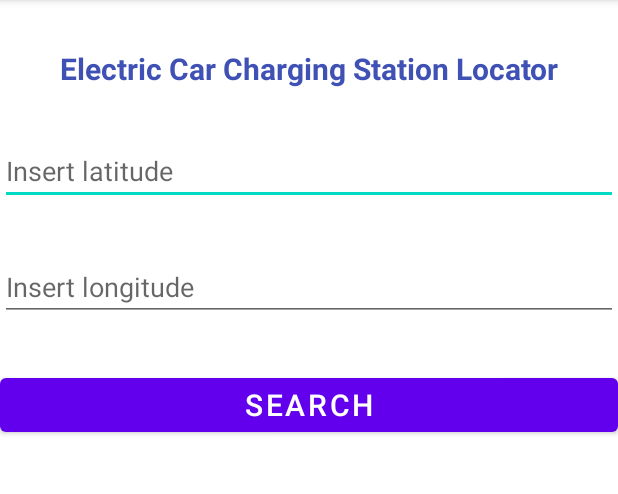
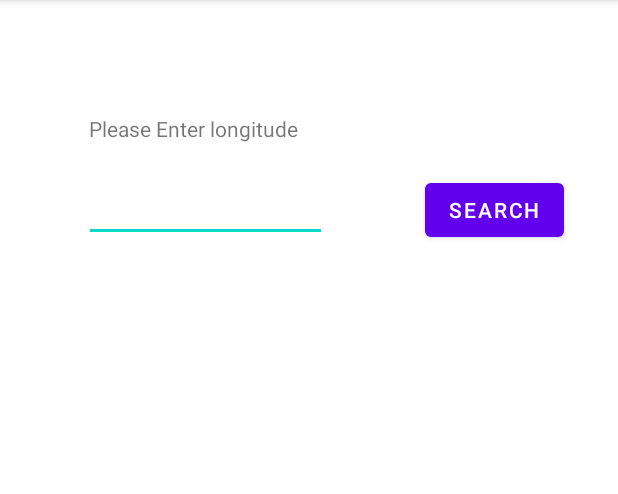
Before and after one commit to chaohao1214/GroupProject, an Android app: the screen it shows after launch (CarCharging before the commit, SearchStation after it), after a tap on "ELECTRIC CAR CHARGING", on a phone screen of 412 x 824 dp, the part 84-578 px from its top. Run offline under Robolectric (Android 15) with nearby library versions, the phone set to English and light mode, and no system bars.

Commit message:
"Commit # 3 Milestone 1 achieved - Modified the recycler view - added 1 toast, 1 Snackbar and 1 AlertDialog

```diff
--- a/app/src/main/AndroidManifest.xml
+++ b/app/src/main/AndroidManifest.xml
@@ -9,9 +9,7 @@
         android:roundIcon="@mipmap/ic_launcher_round"
         android:supportsRtl="true"
         android:theme="@style/Theme.GroupProject">
-        <activity android:name=".SearchResultRecyclerview"></activity>
-        <activity android:name=".searchresult" />
-        <activity android:name=".CarCharging" />
+        <activity android:name=".SearchStation"></activity>
         <activity android:name=".MainActivity">
             <intent-filter>
                 <action android:name="android.intent.action.MAIN" />
--- a/app/src/main/java/com/example/groupproject/CarCharging.java
+++ /dev/null
@@ -1,75 +0,0 @@
-package com.example.groupproject;
-
-import androidx.appcompat.app.AppCompatActivity;
-import androidx.recyclerview.widget.LinearLayoutManager;
-import androidx.recyclerview.widget.RecyclerView;
-
-import android.content.Intent;
-import android.os.Bundle;
-import android.view.View;
-import android.widget.Button;
-import android.widget.EditText;
-
-
-
-
-public class CarCharging extends AppCompatActivity {
-
-    EditText latitude;
-    EditText longitude;
-    String latitudeInput;
-    String longitudeInput;
-
-    RecyclerView recyclerView;
-    RecyclerAdapter recyclerAdapter;
-
-
-    @Override
-    protected void onCreate(Bundle savedInstanceState) {
-        super.onCreate(savedInstanceState);
-        setContentView(R.layout.activity_car_charging);
-
-        /*recyclerView = findViewById(R.id.recyclerView);
-        recyclerAdapter = new RecyclerAdapter();*/
-
-        //recyclerView.setLayoutManager(new LinearLayoutManager(this));
-        //recyclerView.setAdapter(recyclerAdapter);
-        Intent fromPreCar = getIntent();
-
-        Button search = findViewById(R.id.searchButton);
-        latitude = findViewById(R.id.latitude);
-        longitude = findViewById(R.id.longitude);
-
-        search.setOnClickListener(new View.OnClickListener() {
-            @Override
-            public void onClick(View v) {
-                openSearchResult();
-            }
-        });
-    }
-
-   /* public void getLatitudeInput(){
-        Intent intent = new Intent(CarCharging.this, searchresult.class);
-        String latitudeInput = latitude.getText().toString();
-        intent.putExtra("Latitude: ",latitudeInput );
-    }
-
-    public void getLongitudeinput(){
-        Intent intent = new Intent(CarCharging.this, searchresult.class);
-        String longitudeInput = longitude.getText().toString();
-        intent.putExtra("Longitude: ",longitudeInput );
-    }*/
-
-    public void openSearchResult() {
-        Intent intent = new Intent(CarCharging.this, SearchResultRecyclerview.class);
-
-        String latitudeInput = latitude.getText().toString();
-        intent.putExtra("Latitude",latitudeInput );
-
-        String longitudeInput = longitude.getText().toString();
-        intent.putExtra("Longitude",longitudeInput );
-
-        startActivity(intent);
-    }
-
-}
--- a/app/src/main/java/com/example/groupproject/MainActivity.java
+++ b/app/src/main/java/com/example/groupproject/MainActivity.java
@@ -14,18 +14,13 @@ public class MainActivity extends AppCompatActivity {
         super.onCreate(savedInstanceState);
         setContentView(R.layout.activity_main);
 
-        Button btn = findViewById(R.id.CarCharge);
+        Button carCharge = findViewById(R.id.CarCharge);
 
-        btn.setOnClickListener(clk -> {
-            openCarChargingStationLocator();
+        carCharge.setOnClickListener(clk -> {
+            // go to next page
+            Intent nextPageCar = new Intent(MainActivity.this,SearchStation.class);
+            startActivity(nextPageCar);
         });
     }
 
-    public void openCarChargingStationLocator(){
-        Intent nextPageCar = new Intent(this,CarCharging.class);
-        startActivity(nextPageCar);
-    }
-
-
-
 }
--- /dev/null
+++ b/app/src/main/java/com/example/groupproject/MyOpenHelper.java
@@ -0,0 +1,33 @@
+package com.example.groupproject;
+
+import android.content.Context;
+
+import android.database.sqlite.SQLiteDatabase;
+import android.database.sqlite.SQLiteOpenHelper;
+
+
+public class MyOpenHelper  extends SQLiteOpenHelper {
+    public static final String name ="StationDatabase";
+    public static final int version =3;
+    public static final String TABLE_NAME = "Messages";
+    public static final String col_message = "Message";
+    public static final String search_button_info = "SearchButton";
+    public static final String col_time_sent = "TimeSent";
+
+    public MyOpenHelper(Context context) {
+        super(context, name, null, version);
+    }
+
+    // DDL  create table
+    @Override
+    public void onCreate(SQLiteDatabase db) {
+        db.execSQL("CREATE TABLE " + TABLE_NAME + "(_id INTEGER PRIMARY KEY AUTOINCREMENT, " +
+                col_message + " TEXT, " + search_button_info + " INTEGER, "+ col_time_sent + " Text);");
+    }
+
+    @Override
+    public void onUpgrade(SQLiteDatabase db, int oldVersion, int newVersion) {
+        db.execSQL("drop table if exists " + TABLE_NAME);
+        onCreate(db);
+    }
+}
--- /dev/null
+++ b/app/src/main/java/com/example/groupproject/SearchStation.java
@@ -0,0 +1,221 @@
+package com.example.groupproject;
+
+import android.content.ContentValues;
+import android.content.Context;
+import android.content.Intent;
+import android.content.SharedPreferences;
+import android.database.Cursor;
+import android.database.sqlite.SQLiteDatabase;
+import android.os.Bundle;
+import android.view.View;
+import android.view.ViewGroup;
+import android.widget.Button;
+import android.widget.EditText;
+import android.widget.TextView;
+import android.widget.Toast;
+
+import androidx.appcompat.app.AlertDialog;
+import androidx.appcompat.app.AppCompatActivity;
+import androidx.recyclerview.widget.LinearLayoutManager;
+import androidx.recyclerview.widget.RecyclerView;
+
+import com.google.android.material.snackbar.Snackbar;
+
+import java.text.SimpleDateFormat;
+import java.util.ArrayList;
+import java.util.Date;
+import java.util.Locale;
+
+public class SearchStation extends AppCompatActivity {
+    RecyclerView searchView;
+    MyStationAdapter stationAdt = new MyStationAdapter();
+    SimpleDateFormat sdf = new SimpleDateFormat("EEEE, dd-MMM-yyyy hh-mm-ss a", Locale.getDefault());
+    ArrayList<StationMessage> searchMessage = new ArrayList<>();
+    SQLiteDatabase db;
+
+
+    @Override
+    protected void onCreate(Bundle savedInstanceState) {
+        super.onCreate(savedInstanceState);
+        setContentView(R.layout.station_search);
+
+        // create database
+        MyOpenHelper opener = new MyOpenHelper(this);
+        db = opener.getWritableDatabase();
+        Cursor results = db.rawQuery("Select * from " + MyOpenHelper.TABLE_NAME + ";", null);
+
+        //meta data
+        int _idCol = results.getColumnIndex("_id");
+        int messageCol = results.getColumnIndex(MyOpenHelper.col_message);
+        int searchButtonInfoCol = results.getColumnIndex(MyOpenHelper.search_button_info);
+        int timeCol = results.getColumnIndex(MyOpenHelper.col_time_sent);
+
+        // set data attributes
+        while(results.moveToNext()){
+            long id = results.getInt(_idCol);
+            String message = results.getString(messageCol);
+            String time = results.getString(timeCol);
+            int searchButtonInfo = results.getInt(searchButtonInfoCol);
+            searchMessage.add(new StationMessage(message,searchButtonInfo,time,id));
+
+        }
+
+        //receive info from previous page
+        Intent fromPreOC = getIntent();
+        // save the content that entered before
+        SharedPreferences prefs = getSharedPreferences("MyData", Context.MODE_PRIVATE);
+        String searchStationInfo = prefs.getString("Longitude","");
+        EditText stationMsg = findViewById(R.id.searchBox);
+        stationMsg.setText(searchStationInfo);
+
+
+        Button searchStationBtn = findViewById(R.id.searchStationButton);
+        searchView = findViewById(R.id.searchView);
+        LinearLayoutManager mgr = new LinearLayoutManager(this);
+        mgr.setStackFromEnd(true);
+        mgr.setReverseLayout(true);
+
+        searchView.setLayoutManager(mgr);
+
+        searchView.setAdapter(stationAdt);
+
+        searchStationBtn.setOnClickListener(clk ->{
+            StationMessage thisMessage = new StationMessage(stationMsg.getText().toString(),1, sdf.format(new Date()));
+            searchMessage.add(thisMessage);
+            stationAdt.notifyItemInserted(searchMessage.size()-1);
+
+
+            SharedPreferences.Editor editor = prefs.edit();
+            EditText stationMsgText = findViewById(R.id.searchBox);
+            editor.putString("Longitude", stationMsgText.getText().toString());
+            stationMsg.setText("");
+            editor.apply();
+            Toast.makeText(getApplicationContext(),  "Station list is loading...", Toast.LENGTH_SHORT).show();
+
+            // get and insert data
+            ContentValues newRow = new ContentValues();
+            newRow.put(MyOpenHelper.col_message, thisMessage.getMessage());
+            newRow.put(MyOpenHelper.search_button_info, thisMessage.getBusMesg());
+            newRow.put(MyOpenHelper.col_time_sent, thisMessage.getTimeSearch());
+            long id = db.insert(MyOpenHelper.TABLE_NAME, MyOpenHelper.col_message, newRow);
+            thisMessage.setId(id);
+
+        });
+
+    }
+
+    private class RowViews extends RecyclerView.ViewHolder {
+
+        TextView stationInfo;
+        TextView timeInfo;
+        int position = -1;
+
+        public RowViews(View itemView) {
+            super(itemView);
+
+            stationInfo = itemView.findViewById(R.id.stationInfo);
+            timeInfo = itemView.findViewById(R.id.timeView);
+
+            itemView.setOnClickListener(click ->{
+                AlertDialog.Builder builder = new AlertDialog.Builder(SearchStation.this);
+                builder.setMessage("Do you want to delete this message: " + stationInfo.getText())
+                        .setTitle("Queestions:")
+                        .setPositiveButton("Yes",(dialog, cl)->{
+                            //position = getAbsoluteAdapterPosition(); always turn red ???
+                            position = getAdapterPosition();
+                            StationMessage removeMessage = searchMessage.get(position);
+                            searchMessage.remove(position);
+                            stationAdt.notifyItemRemoved(position);
+
+                            //set to delete data in database
+                            db.delete(MyOpenHelper.TABLE_NAME, "_id=?", new String[]
+                                    { Long.toString(removeMessage.getId())});
+
+                            Snackbar.make(stationInfo,"You deleted message #" + position, Snackbar.LENGTH_LONG)
+                                    .setAction("Undo", clk ->{
+                                        searchMessage.add(position,removeMessage);
+                                        stationAdt.notifyItemInserted(position);
+                                        // delete action for data
+                                        db.execSQL("Insert into " + MyOpenHelper.TABLE_NAME + " values('" +
+                                                removeMessage.getId() + "','" + removeMessage.getMessage() + "','"
+                                                +removeMessage.getBusMesg() + "','" + removeMessage.getTimeSearch() +"');");
+                                    })
+                                    .show();
+                        })
+                        .setNegativeButton("No",(dialog, cl) ->{
+
+                        })
+                        .create().show();
+            });
+        }
+
+        public void setPosition(int position) {
+            this.position = position;
+        }
+    }
+
+
+
+    private class MyStationAdapter extends RecyclerView.Adapter{
+
+        @Override
+        public RecyclerView.ViewHolder onCreateViewHolder(ViewGroup parent, int viewType) {
+            View v = getLayoutInflater().inflate(R.layout.search_view, parent,false);//row in a recyclerview, bus
+            return new RowViews(v);
+        }
+
+        @Override
+        public void onBindViewHolder(RecyclerView.ViewHolder holder, int position) {
+            RowViews busRowLayout = (RowViews) holder;
+            busRowLayout.stationInfo.setText(searchMessage.get(position).getMessage());
+            busRowLayout.timeInfo.setText(searchMessage.get(position).getTimeSearch());
+            busRowLayout.setPosition(position);
+        }
+
+        @Override
+        public int getItemCount() {
+            return searchMessage.size();
+        }
+    }
+
+
+    private class StationMessage {
+        String message;
+        int busMesg;
+        String timeSearch;
+        long id;
+
+        public void setId(long l){
+            id = l;
+        }
+
+        public long getId(){
+            return id;
+        }
+
+        public StationMessage(String message, int busMsg, String timeSearch){
+            this.message = message;
+            this.busMesg = busMsg;
+            this.timeSearch = timeSearch;
+        }
+
+        public StationMessage(String message, int searchButtonInfo, String time, long id) {
+            this.message = message;
+            this.busMesg = searchButtonInfo;
+            this.timeSearch = time;
+            setId(id);
+
+        }
+
+        public String getMessage(){
+            return  message;
+        }
+        public int getBusMesg(){
+            return busMesg;
+        }
+
+        public String getTimeSearch() {
+            return timeSearch;
+        }
+    }
+}
--- a/app/src/main/res/layout/activity_car_charging.xml
+++ /dev/null
@@ -1,54 +0,0 @@
-<?xml version="1.0" encoding="utf-8"?>
-<androidx.constraintlayout.widget.ConstraintLayout xmlns:android="http://schemas.android.com/apk/res/android"
-    xmlns:app="http://schemas.android.com/apk/res-auto"
-    xmlns:tools="http://schemas.android.com/tools"
-    android:layout_width="match_parent"
-    android:layout_height="match_parent"
-    tools:context=".CarCharging">
-
-    <TextView
-        android:id="@+id/CarChargeTitle"
-        android:layout_width="match_parent"
-        android:layout_height="wrap_content"
-        android:layout_gravity="center_horizontal"
-        android:layout_marginTop="32dp"
-        android:text="Electric Car Charging Station Locator"
-        android:textAlignment="center"
-        android:textColor="#3F51B5"
-        android:textSize="20sp"
-        android:textStyle="bold"
-        app:layout_constraintEnd_toEndOf="parent"
-        app:layout_constraintHorizontal_bias="0.5"
-        app:layout_constraintStart_toStartOf="parent"
-        app:layout_constraintTop_toTopOf="parent" />
-
-    <EditText
-        android:id="@+id/latitude"
-        android:layout_width="match_parent"
-        android:layout_height="wrap_content"
-        android:layout_marginTop="32dp"
-        android:hint="Insert latitude"
-        app:layout_constraintTop_toBottomOf="@+id/CarChargeTitle"
-        tools:layout_editor_absoluteX="0dp" />
-
-    <EditText
-        android:id="@+id/longitude"
-        android:layout_width="match_parent"
-        android:layout_height="wrap_content"
-        android:layout_marginTop="32dp"
-        android:hint="Insert longitude"
-        app:layout_constraintTop_toBottomOf="@+id/latitude"
-        tools:layout_editor_absoluteX="0dp" />
-
-    <Button
-        android:id="@+id/searchButton"
-        android:layout_width="match_parent"
-        android:layout_height="wrap_content"
-        android:layout_below="@+id/longitude"
-        android:layout_marginTop="32dp"
-        android:text="Search"
-        android:textSize="20sp"
-        app:layout_constraintTop_toBottomOf="@+id/longitude"
-        tools:layout_editor_absoluteX="0dp" />
-
-</androidx.constraintlayout.widget.ConstraintLayout>
--- /dev/null
+++ b/app/src/main/res/layout/station_search.xml
@@ -0,0 +1,58 @@
+<?xml version="1.0" encoding="utf-8"?>
+<androidx.constraintlayout.widget.ConstraintLayout xmlns:android="http://schemas.android.com/apk/res/android"
+    xmlns:app="http://schemas.android.com/apk/res-auto"
+    xmlns:tools="http://schemas.android.com/tools"
+    android:layout_width="match_parent"
+    android:layout_height="match_parent">
+
+    <EditText
+        android:id="@+id/searchBox"
+        android:layout_width="162dp"
+        android:layout_height="45dp"
+        android:layout_marginTop="116dp"
+        android:layout_marginEnd="32dp"
+        android:layout_marginRight="32dp"
+        android:ems="10"
+        android:inputType="number"
+        android:text="longitude"
+        app:layout_constraintEnd_toStartOf="@+id/searchStationButton"
+        app:layout_constraintHorizontal_bias="0.625"
+        app:layout_constraintStart_toStartOf="parent"
+        app:layout_constraintTop_toTopOf="parent" />
+
+    <androidx.recyclerview.widget.RecyclerView
+        android:id="@+id/searchView"
+        android:layout_width="0dp"
+        android:layout_height="0dp"
+
+        android:layout_marginTop="32dp"
+        app:layout_constraintBottom_toBottomOf="parent"
+        app:layout_constraintEnd_toEndOf="parent"
+        app:layout_constraintStart_toStartOf="parent"
+        app:layout_constraintTop_toBottomOf="@+id/searchBox"
+        tools:ignore="MissingConstraints" />
+
+    <Button
+        android:id="@+id/searchStationButton"
+        android:layout_width="wrap_content"
+        android:layout_height="wrap_content"
+        android:layout_marginTop="116dp"
+        android:layout_marginEnd="36dp"
+        android:layout_marginRight="36dp"
+        android:text="Search"
+        app:layout_constraintEnd_toEndOf="parent"
+        app:layout_constraintTop_toTopOf="parent" />
+
+    <TextView
+        android:id="@+id/textView"
+        android:layout_width="wrap_content"
+        android:layout_height="wrap_content"
+        android:layout_marginTop="8dp"
+        android:text="Please Enter longitude"
+        app:layout_constraintBottom_toTopOf="@+id/searchBox"
+        app:layout_constraintEnd_toEndOf="parent"
+        app:layout_constraintHorizontal_bias="0.218"
+        app:layout_constraintStart_toStartOf="parent"
+        app:layout_constraintTop_toTopOf="parent"
+        app:layout_constraintVertical_bias="0.764" />
+</androidx.constraintlayout.widget.ConstraintLayout>
```
Also changed, not shown: app/src/main/java/com/example/groupproject/RecyclerAdapter.java (deleted, +0 -56 lines), app/src/main/java/com/example/groupproject/SearchResultRecyclerview.java (deleted, +0 -56 lines), app/src/main/java/com/example/groupproject/searchresult.java (deleted, +0 -42 lines), app/src/main/res/layout/activity_search_result_recyclerview.xml (deleted, +0 -19 lines), app/src/main/res/layout/activity_searchresult.xml (deleted, +0 -30 lines), app/src/main/res/layout/row_item.xml (deleted, +0 -43 lines), app/src/main/res/layout/search_view.xml (added, +31 -0 lines).
